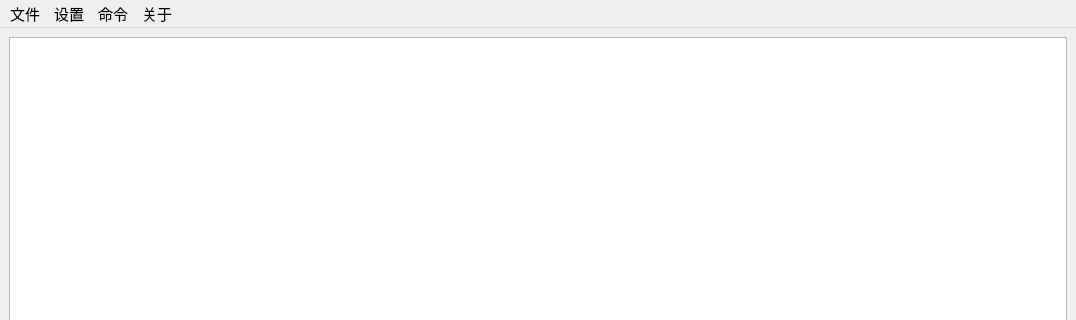
Old version of the form mainwindow.ui in the repository BibinGee/Platform1_UI; both pictures show x 0 to 1076 and y 0 to 320 of the 1076 by 678 pixel window.
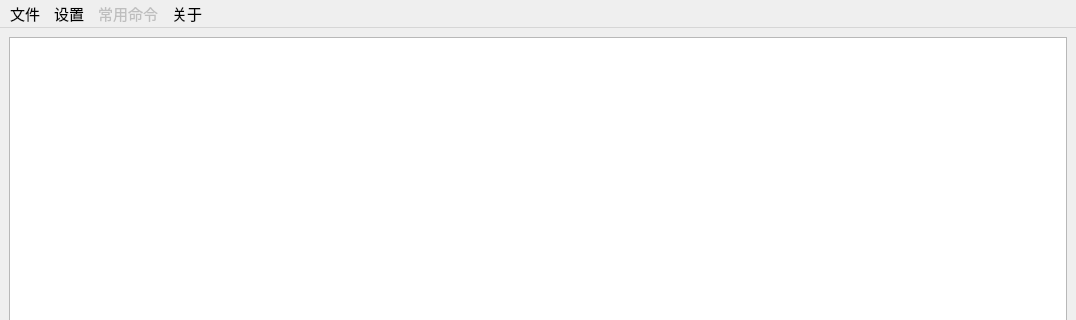
New version of the form.

What changed in the file:
```diff
--- a/mainwindow.ui
+++ b/mainwindow.ui
@@ -96,13 +96,16 @@
     <addaction name="actionClose"/>
    </widget>
    <widget class="QMenu" name="menuCommand">
+    <property name="enabled">
+     <bool>false</bool>
+    </property>
     <property name="font">
      <font>
       <pointsize>10</pointsize>
      </font>
     </property>
     <property name="title">
-     <string>命令</string>
+     <string>常用命令</string>
     </property>
     <widget class="QMenu" name="menu">
      <property name="font">
```
Left out of the diff: 32 changed lines with no effect on the pictures.
